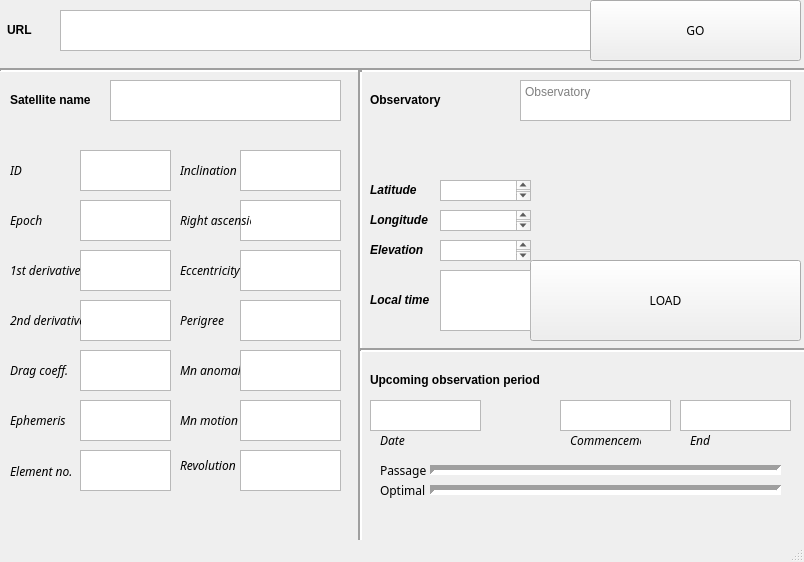
Qt form mainwindow.ui (KingsleyOteng/orbitaldynamics-gui) before a commit.
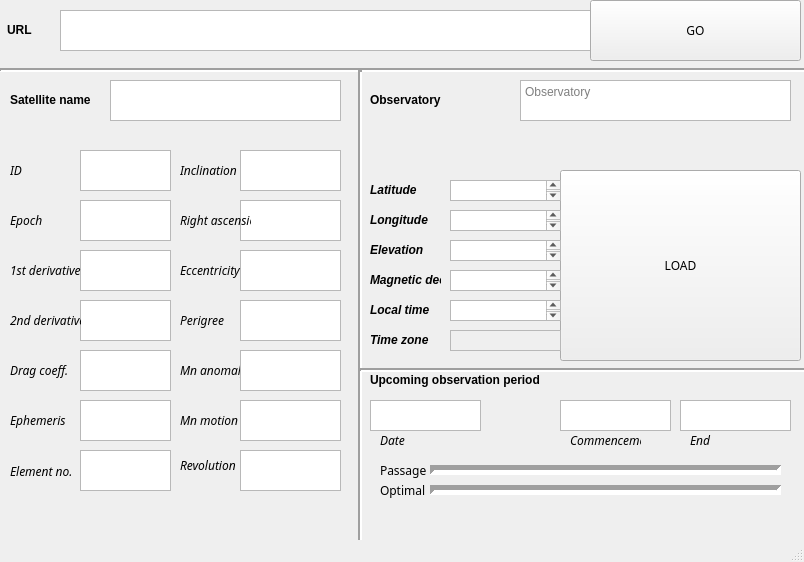
The same form after that commit.

What changed in the file:
```diff
--- a/mainwindow.ui
+++ b/mainwindow.ui
@@ -482,7 +482,7 @@
     <property name="geometry">
      <rect>
       <x>360</x>
-      <y>290</y>
+      <y>310</y>
       <width>451</width>
       <height>121</height>
      </rect>
@@ -628,10 +628,10 @@
    <widget class="QPushButton" name="pushButton_2">
     <property name="geometry">
      <rect>
-      <x>530</x>
-      <y>260</y>
-      <width>271</width>
-      <height>81</height>
+      <x>560</x>
+      <y>170</y>
+      <width>241</width>
+      <height>191</height>
      </rect>
     </property>
     <property name="font">
@@ -667,7 +667,7 @@
     <property name="geometry">
      <rect>
       <x>370</x>
-      <y>290</y>
+      <y>270</y>
       <width>71</width>
       <height>19</height>
      </rect>
@@ -681,7 +681,7 @@
      </font>
     </property>
     <property name="text">
-     <string>Local time</string>
+     <string>Magnetic decl.</string>
     </property>
    </widget>
    <widget class="QTextEdit" name="elevation_box_3">
@@ -879,19 +879,9 @@
    <widget class="QTextEdit" name="location_box_2">
     <property name="geometry">
      <rect>
-      <x>440</x>
+      <x>450</x>
       <y>180</y>
-      <width>91</width>
-      <height>21</height>
-     </rect>
-    </property>
-   </widget>
-   <widget class="QTextEdit" name="location_box_3">
-    <property name="geometry">
-     <rect>
-      <x>440</x>
-      <y>210</y>
-      <width>91</width>
+      <width>111</width>
       <height>21</height>
      </rect>
     </property>
@@ -899,9 +889,9 @@
    <widget class="QTextEdit" name="location_box_4">
     <property name="geometry">
      <rect>
-      <x>440</x>
+      <x>450</x>
       <y>240</y>
-      <width>91</width>
+      <width>111</width>
       <height>21</height>
      </rect>
     </property>
@@ -922,10 +912,10 @@
    <widget class="QTextEdit" name="location_box_6">
     <property name="geometry">
      <rect>
-      <x>440</x>
+      <x>450</x>
       <y>270</y>
-      <width>91</width>
-      <height>61</height>
+      <width>111</width>
+      <height>21</height>
      </rect>
     </property>
    </widget>
@@ -946,6 +936,91 @@
 &lt;p style=&quot;-qt-paragraph-type:empty; margin-top:0px; margin-bottom:0px; margin-left:0px; margin-right:0px; -qt-block-indent:0; text-indent:0px; font-family:'.AppleSystemUIFont';&quot;&gt;&lt;br /&gt;&lt;/p&gt;&lt;/body&gt;&lt;/html&gt;</string>
     </property>
    </widget>
+   <widget class="QTextEdit" name="location_box_7">
+    <property name="geometry">
+     <rect>
+      <x>450</x>
+      <y>300</y>
+      <width>111</width>
+      <height>21</height>
+     </rect>
+    </property>
+   </widget>
+   <widget class="QLabel" name="label_29">
+    <property name="geometry">
+     <rect>
+      <x>370</x>
+      <y>300</y>
+      <width>71</width>
+      <height>19</height>
+     </rect>
+    </property>
+    <property name="font">
+     <font>
+      <pointsize>9</pointsize>
+      <weight>75</weight>
+      <italic>true</italic>
+      <bold>true</bold>
+     </font>
+    </property>
+    <property name="text">
+     <string>Local time</string>
+    </property>
+   </widget>
+   <widget class="QLabel" name="label_30">
+    <property name="geometry">
+     <rect>
+      <x>370</x>
+      <y>330</y>
+      <width>71</width>
+      <height>19</height>
+     </rect>
+    </property>
+    <property name="font">
+     <font>
+      <pointsize>9</pointsize>
+      <weight>75</weight>
+      <italic>true</italic>
+      <bold>true</bold>
+     </font>
+    </property>
+    <property name="text">
+     <string>Time zone</string>
+    </property>
+   </widget>
+   <widget class="QScrollArea" name="scrollArea">
+    <property name="geometry">
+     <rect>
+      <x>450</x>
+      <y>330</y>
+      <width>111</width>
+      <height>21</height>
+     </rect>
+    </property>
+    <property name="widgetResizable">
+     <bool>true</bool>
+    </property>
+    <widget class="QWidget" name="scrollAreaWidgetContents">
+     <property name="geometry">
+      <rect>
+       <x>0</x>
+       <y>0</y>
+       <width>109</width>
+       <height>19</height>
+      </rect>
+     </property>
+    </widget>
+   </widget>
+   <widget class="QTextEdit" name="location_box_3">
+    <property name="geometry">
+     <rect>
+      <x>450</x>
+      <y>210</y>
+      <width>111</width>
+      <height>21</height>
+     </rect>
+    </property>
+   </widget>
   </widget>
   <widget class="QMenuBar" name="menubar">
    <property name="geometry">
```
